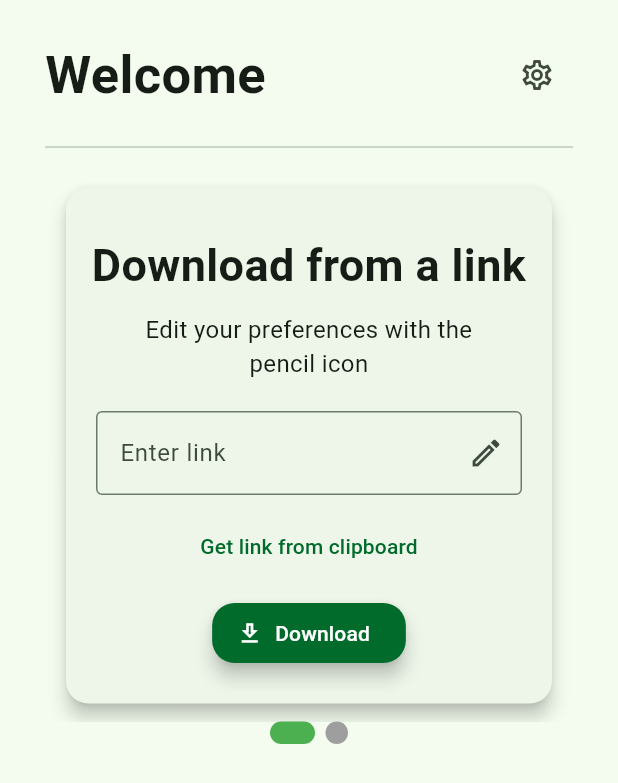
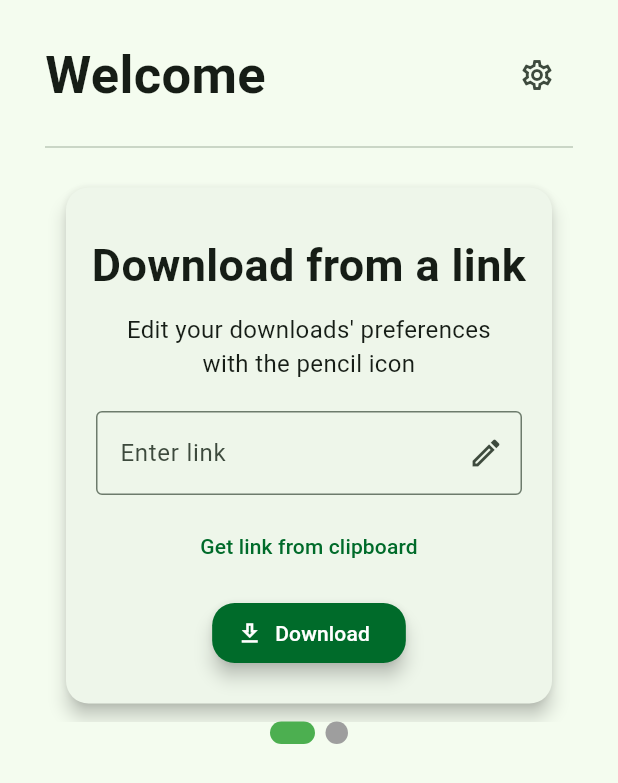
Before and after one commit to Hari-Patel1/Old-Yt-DlpGuiGrabber-Frontend, a Flutter app: the screen it shows after launch, after a tap on "Get link from clipboard", on a phone screen of 412 x 824 dp. Shown: the top 783 px of the screen. Run offline on Flutter 3.47's test engine with Material 3 defaults, Android fonts, the phone set to English and light mode, and no system bars; drawn by our look-alikes of smooth_page_indicator; our stand-ins replace google_fonts.

Commit message:
Merge remote-tracking branch 'origin/main'
# Conflicts:
#	lib/main.dart
#	macos/Flutter/GeneratedPluginRegistrant.swift
#	pubspec.lock
#	pubspec.yaml

```diff
--- a/lib/elements/card_element.dart
+++ b/lib/elements/card_element.dart
@@ -1,5 +1,7 @@
 import 'package:flutter/material.dart';
 import 'package:smooth_page_indicator/smooth_page_indicator.dart';
+
+import '../methods/get_clipboard_method.dart';
 
 class CardView extends StatefulWidget {
   const CardView({super.key});
@@ -10,7 +12,9 @@ class CardView extends StatefulWidget {
 
 class _CardViewState extends State<CardView> {
   final PageController _pageController = PageController();
-  final int _numPages = 2; // Example: 3 cards/pages
+  final int _numPages = 2;
+  final TextEditingController _textEditingController = TextEditingController();
+
 
   @override
   void dispose() {
@@ -61,7 +65,7 @@ class _CardViewState extends State<CardView> {
                                 horizontal: 30.0,
                               ),
                               child: Text(
-                                "Edit your preferences with the pencil icon",
+                                "Edit your downloads' preferences with the pencil icon",
                                 textAlign: TextAlign.center,
                                 style: const TextStyle(fontSize: 16),
                               ),
@@ -73,6 +77,7 @@ class _CardViewState extends State<CardView> {
                                 horizontal: 20.0,
                               ),
                               child: TextFormField(
+                                controller: _textEditingController,
                                 decoration: InputDecoration(
                                   border: OutlineInputBorder(),
                                   labelText: "Enter link",
@@ -82,16 +87,22 @@ class _CardViewState extends State<CardView> {
                                     onPressed: () {},
                                   ),
                                 ),
-                                onSaved: (value) {},
+                                onSaved: (value) {
+
+                                },
                               ),
                             ),
 
                             const SizedBox(height: 10),
 
                             TextButton(
-                              onPressed: () {},
+                              onPressed: () async {
+                                String? clipboardData = await getClipboardData();
+                                _textEditingController.text = clipboardData!;
+                              },
                               child: const Text("Get link from clipboard"),
                             ),
+
 
                             const SizedBox(height: 10),
 
--- /dev/null
+++ b/lib/methods/get_clipboard_method.dart
@@ -0,0 +1,6 @@
+import 'package:flutter/services.dart';
+
+Future<String?> getClipboardData() async {
+  ClipboardData? data = await Clipboard.getData('text/plain');
+  return data?.text;
+}
```
Also changed, not shown: lib/elements/dialog_element.dart (added).
